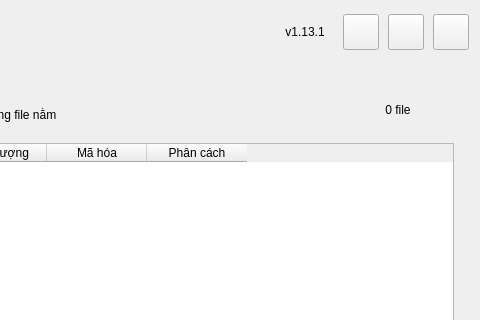
Above: src/import_localize/ui/forms/main_window.ui from longnguy3n/Import-Localize before the change; both pictures show x 280 to 760 and y 0 to 320 of the 760 by 920 pixel window. Below: the same form after it.
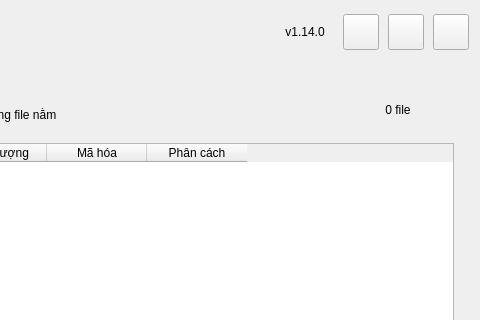
That is the form after the change.

Patch:
```diff
--- a/src/import_localize/ui/forms/main_window.ui
+++ b/src/import_localize/ui/forms/main_window.ui
@@ -175,7 +175,7 @@
          </size>
         </property>
         <property name="text">
-         <string>v1.13.1</string>
+         <string>v1.14.0</string>
         </property>
         <property name="alignment">
          <set>Qt::AlignmentFlag::AlignCenter</set>
```
